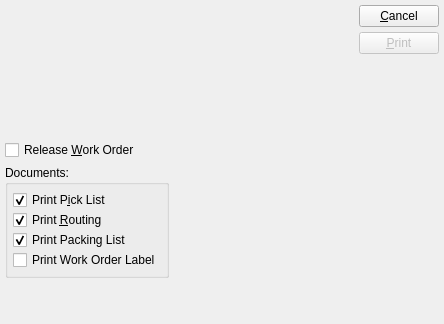
WooodHead/xtuple, file xtuple/trunk/guiclient/printWoTraveler.ui: the form before one commit.
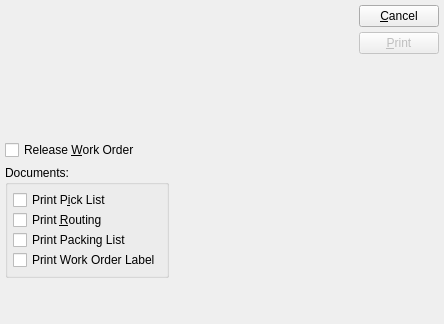
The form after the commit. Custom widgets are drawn as their Qt base class.

Diff of the .ui file:
```diff
--- a/xtuple/trunk/guiclient/printWoTraveler.ui
+++ b/xtuple/trunk/guiclient/printWoTraveler.ui
@@ -183,9 +183,6 @@
             <property name="text" >
              <string>Print P&amp;ick List</string>
             </property>
-            <property name="checked" >
-             <bool>true</bool>
-            </property>
            </widget>
           </item>
           <item>
@@ -193,9 +190,6 @@
             <property name="text" >
              <string>Print &amp;Routing</string>
             </property>
-            <property name="checked" >
-             <bool>true</bool>
-            </property>
            </widget>
           </item>
           <item>
@@ -203,9 +197,6 @@
             <property name="text" >
              <string>Print Packing List</string>
             </property>
-            <property name="checked" >
-             <bool>true</bool>
-            </property>
            </widget>
           </item>
           <item>
@@ -269,6 +260,11 @@
    <container>0</container>
    <pixmap></pixmap>
   </customwidget>
+  <customwidget>
+   <class>XCheckBox</class>
+   <extends>QCheckBox</extends>
+   <header>xcheckbox.h</header>
+  </customwidget>
  </customwidgets>
  <tabstops>
   <tabstop>_wo</tabstop>
```
Left out of the diff: 13 changed lines with no effect on the pictures.
